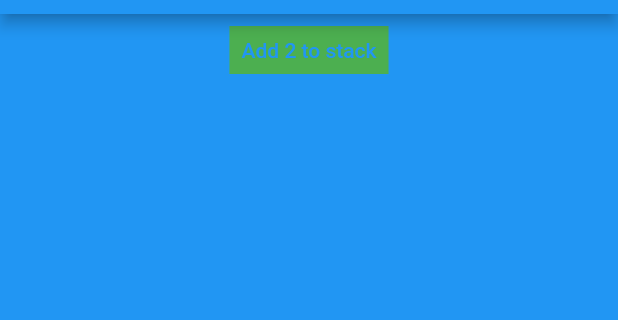
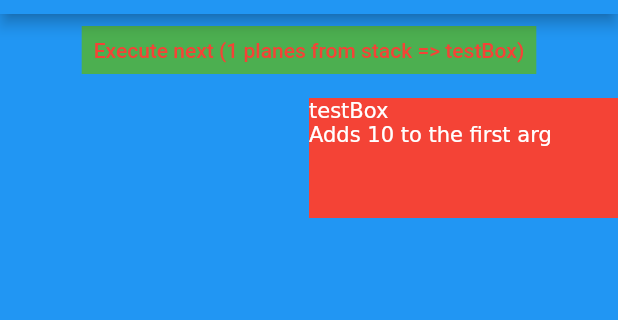
Before and after one commit to treeplate/plane_stack, a Flutter app: the screen it shows after launch, on a phone screen of 412 x 824 dp, the part 70-390 px from its top. Run offline on Flutter 3.47's test engine with Material 2 defaults, Android fonts, the phone set to English and light mode, and no system bars.

Commit message:
sum changes

```diff
--- a/lib/main.dart
+++ b/lib/main.dart
@@ -1,8 +1,13 @@
+import 'dart:ui';
+
 import 'package:flutter/material.dart';
+import 'package:flutter/scheduler.dart';
 
 import 'plane.dart';
+import 'dart:math';
 
 void main() {
+  print("1");
   runApp(MyApp());
 }
 
@@ -28,12 +33,71 @@ class MyHomePage extends StatefulWidget {
   _MyHomePageState createState() => _MyHomePageState();
 }
 
-class _MyHomePageState extends State<MyHomePage> {
-  List<int> stack = [];
+class PositionedPlane {
+  PositionedPlane(this.boxPosition, this.t, this.displayN);
+  double t;
+  int? boxPosition;
+  final int displayN;
+}
+
+class _MyHomePageState extends State<MyHomePage>
+    with SingleTickerProviderStateMixin {
+  List<PositionedPlane> stack = [
+    PositionedPlane(0, 0, 0),
+  ];
   List<Instruction> instructionStack = [
-    Instruction("testBox", ConstantNumber(1)),
+    Instruction("testBox", FromStack(1)),
   ];
-  Map<String, int Function(List<int>)> boxes = {"testBox": boxA};
+  Map<String, Box> boxes = {
+    "testBox": Box("testBox", "Adds 10 to the first arg", boxA),
+    //"testBox2": Box("testBox", "Adds 10 to the first arg", boxA),
+    //"testBox3": Box("testBox", "Adds 10 to the first arg", boxA),
+    //"testBox4": Box("testBox", "Adds 10 to the first arg", boxA),
+    //"testBox5": Box("testBox", "Adds 10 to the first arg", boxA),
+    //"testBox6": Box("testBox", "Adds 10 to the first arg", boxA),
+    //"testBox7": Box("testBox", "Adds 10 to the first arg", boxA),
+    //"testBox8": Box("testBox", "Adds 10 to the first arg", boxA),
+  };
+
+  late Ticker ticker;
+
+  void initState() {
+    super.initState();
+    ticker = createTicker((elapsed) {
+      bool isPlanes = false;
+      List<PositionedPlane> planesAtPointFive = [];
+      setState(() {
+        print("Tick tick tick");
+        for (PositionedPlane plane in stack) {
+          bool lessThanHalf = false;
+          if (plane.t > 0 && plane.t < 1) {
+            lessThanHalf = plane.t < .5;
+            plane.t += 1 / 120;
+            if (plane.t > .5 && lessThanHalf) {
+              plane.t = .5;
+            }
+          }
+          if (plane.t == .5) {
+            isPlanes = true;
+            planesAtPointFive.add(plane);
+          }
+          if (plane.t > 1) plane.t = 1;
+        }
+        if (isPlanes) {
+          print("Plane!");
+          handleBox(boxes.keys.toList()[planesAtPointFive.first.boxPosition!],
+              planesAtPointFive.map((e) => e.displayN).toList());
+          for (PositionedPlane plane in planesAtPointFive) stack.remove(plane);
+        }
+      });
+    })
+      ..start();
+  }
+
+  void dispose() {
+    super.dispose();
+    ticker.dispose();
+  }
 
   void executeNext() {
     if (instructionStack.isEmpty) return;
@@ -45,24 +109,21 @@ class _MyHomePageState extends State<MyHomePage> {
         );
         break;
       case FromStack:
-        handleBox(
-          instructionStack.first.boxName,
-          stack
-            ..getRange(
-              0,
-              (instructionStack.first.input as FromStack).amount,
-            )
-            ..removeRange(
-              0,
-              (instructionStack.first.input as FromStack).amount,
-            ),
-        );
+        for (PositionedPlane plane in stack.getRange(
+          0,
+          (instructionStack.first.input as FromStack).amount,
+        )) {
+          plane.boxPosition =
+              boxes.keys.toList().indexOf(instructionStack.first.boxName);
+          plane.t = 1 / 120;
+        }
         break;
     }
     //instructionStack.removeAt(0);
   }
 
-  Airport get airport => Airport(stack.toList());
+  Airport get airport => Airport(stack.toList(), boxes.values.toList(),
+      instructionStack.map((e) => e.toString()).toList());
 
   @override
   Widget build(BuildContext context) {
@@ -77,7 +138,10 @@ class _MyHomePageState extends State<MyHomePage> {
               child: Container(
                 child: Padding(
                   padding: const EdgeInsets.all(8.0),
-                  child: Text("Add 2 to stack"),
+                  child: Text(
+                    "Execute next (${instructionStack.last})",
+                    style: TextStyle(color: Colors.red),
+                  ),
                 ),
                 color: Colors.green,
               ),
@@ -100,22 +164,107 @@ class _MyHomePageState extends State<MyHomePage> {
   }
 
   void handleBox(String boxName, List<int> list) {
-    stack.insert(0, boxes[boxName]!(list));
+    stack.insert(
+      0,
+      PositionedPlane(
+        boxes.keys.toList().indexOf(boxName),
+        61 / 120,
+        boxes[boxName]!.callback(list).clamp(0, 99),
+      ),
+    );
   }
 }
 
+class Box {
+  final String desc;
+
+  final String name;
+
+  Box(this.name, this.desc, this.callback);
+  int Function(List<int> ints) callback;
+}
+
 class Airport extends CustomPainter {
-  Airport(this.stack);
-  final List<int> stack;
-  double get height => Plane.planeHeight * stack.length;
+  Airport(this.stack, this.boxes, this.instrs);
+  final List<PositionedPlane> stack;
+  final List<Box> boxes;
+  final List<String> instrs;
+  double get height => Plane.height * stack.length;
 
   @override
   void paint(Canvas canvas, Size size) {
-    List<int> stack = this.stack.toList();
+    //print("Paint calleds");
+    List<PositionedPlane> stack = this.stack.toList();
     int n = 0;
     while (stack.isNotEmpty) {
-      Plane.fromInt(stack.last).paint(canvas, size, Offset(0, n * Plane.planeHeight));
+      PositionedPlane plane = stack.last;
+      if (plane.t == .5) {
+        stack.removeLast();
+        n++;
+        continue;
+      }
+      Offset stackOffset = Offset(500, n * Plane.height);
+      if (plane.t == 0 || plane.t == 1 || plane.boxPosition == null) {
+        stack.removeLast();
+        n++;
+        Plane.fromInt(plane.displayN).paint(canvas, size, stackOffset);
+        continue;
+      }
+      Offset boxOffset = Offset(0,
+          (plane.boxPosition! * (Plane.height + 20)) + Plane.tailHeight + 10);
+      if (plane.t < .5) {
+        double straightLineLength = Plane.planeWidth + 20;
+        Offset cornerOffset = boxOffset + Offset(straightLineLength, 0);
+        Offset line = stackOffset - cornerOffset;
+        double diagLineLength = line.distance;
+        double percentDiag =
+            diagLineLength / (diagLineLength + straightLineLength);
+        Offset position = Offset.lerp(
+            stackOffset, cornerOffset, (plane.t * 2) / percentDiag)!;
+        if (plane.t * 2 > percentDiag)
+          position = Offset.lerp(cornerOffset, boxOffset,
+              ((plane.t * 2) - percentDiag) / (1 - percentDiag))!;
+        Plane.fromInt(plane.displayN).paint(canvas, size, position);
+      }
+      if (plane.t > .5) {
+        //print(plane.t);
+        double r = 20;
+        Offset rDown = boxOffset.dy < stackOffset.dy
+            ? boxOffset - Offset(0, r)
+            : Offset(0, -r);
+        double h = (rDown - stackOffset).distance;
+        Offset position =
+            Offset.lerp(boxOffset, stackOffset, (plane.t - 0.5) * 2)!;
+        Plane.fromInt(plane.displayN).paint(canvas, size, position);
+      }
       stack.removeLast();
+      n++;
+    }
+    List<Box> boxes = this.boxes.toList();
+    n = 0;
+    while (boxes.isNotEmpty) {
+      TextPainter painter = TextPainter(
+        text: TextSpan(
+          text: boxes.last.name + "\n" + boxes.last.desc,
+        ),
+        textDirection: TextDirection.ltr,
+      )..layout();
+      Rect rect = Offset(0, n * (Plane.height + 20)) &
+          Size(max(painter.width, Plane.planeWidth + 20), (Plane.height + 20));
+      canvas.drawRect(rect, Paint()..color = Colors.red);
+      //print(rect);
+      painter..paint(canvas, Offset(0, n * (Plane.height + 20)));
+      boxes.removeLast();
+      n++;
+    }
+    List<String> instrs = this.instrs.toList();
+    n = 0;
+    while (instrs.isNotEmpty) {
+      TextPainter(
+          text: TextSpan(text: instrs.last), textDirection: TextDirection.ltr)
+        ..layout()
+        ..paint(canvas, Offset(-500, n * 40));
+      instrs.removeLast();
       n++;
     }
   }
@@ -128,6 +277,7 @@ class Instruction {
   Instruction(this.boxName, this.input);
   final String boxName;
   final Input input;
+  String toString() => "$input => $boxName";
 }
 
 abstract class Input {}
@@ -135,20 +285,17 @@ abstract class Input {}
 class FromStack extends Input {
   FromStack(this.amount);
   final int amount;
+  String toString() => "$amount planes from stack";
 }
 
 class ConstantNumber extends Input {
   ConstantNumber(this.number);
   final int number;
+  String toString() => "$number";
 }
 
 class FromUser extends Input {}
 
-// Boxes: planes in, calculate stuff, planes out
-// Stack: planes in storage
-// Instruction Stack: instructions (of the form "Send <n> planes/plane <n> to <box name>"/"Take a plane from the user")
-// What the machine does: takes the top instruction, executes it, throws that instruction away, repeat.
-
 int boxA(List<int> ints) {
-  return 2;
+  return ints.first + 10;
 }
--- a/lib/plane.dart
+++ b/lib/plane.dart
@@ -111,15 +111,15 @@ class Plane {
   factory Plane.fromInt(int i) => Plane(displays[(i/10).truncate()], displays[i%10]);
   final List<bool> display;
   final List<bool> display2;
-  static const double planeHeight = 60;
+  static double get height => arcSize.height/2 + tailHeight;
+  static const Size arcSize = Size(80, 80);
+  static const double lineLength = 80;
+  static const double tailWidth = 30;
+  static const double tailHeight = 20;
+  static double get planeWidth => arcSize.width * 3 / 2 + lineLength;
+
   void paint(Canvas canvas, Size size, Offset offset) {
-    int dN = 2;
-    Size arcSize = Size(80, 80);
-    double lineLength = dN * 40;
-    double tailWidth = 30;
-    double tailHeight = 20;
     Path path = Path();
-    double planeWidth = arcSize.width * 3 / 2 + lineLength;
     path.arcTo(offset & arcSize, pi, pi / 2, false);
     path.lineTo(lineLength + arcSize.width + offset.dx, offset.dy);
     path.arcTo(
```
